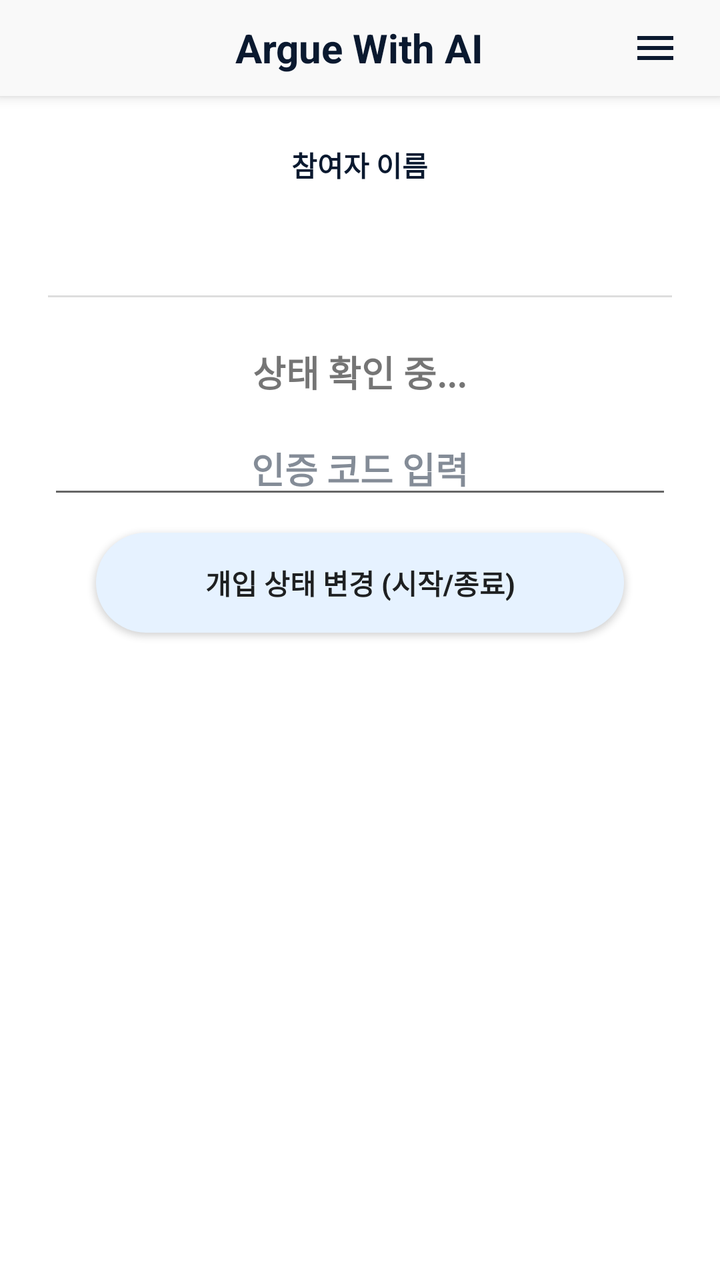
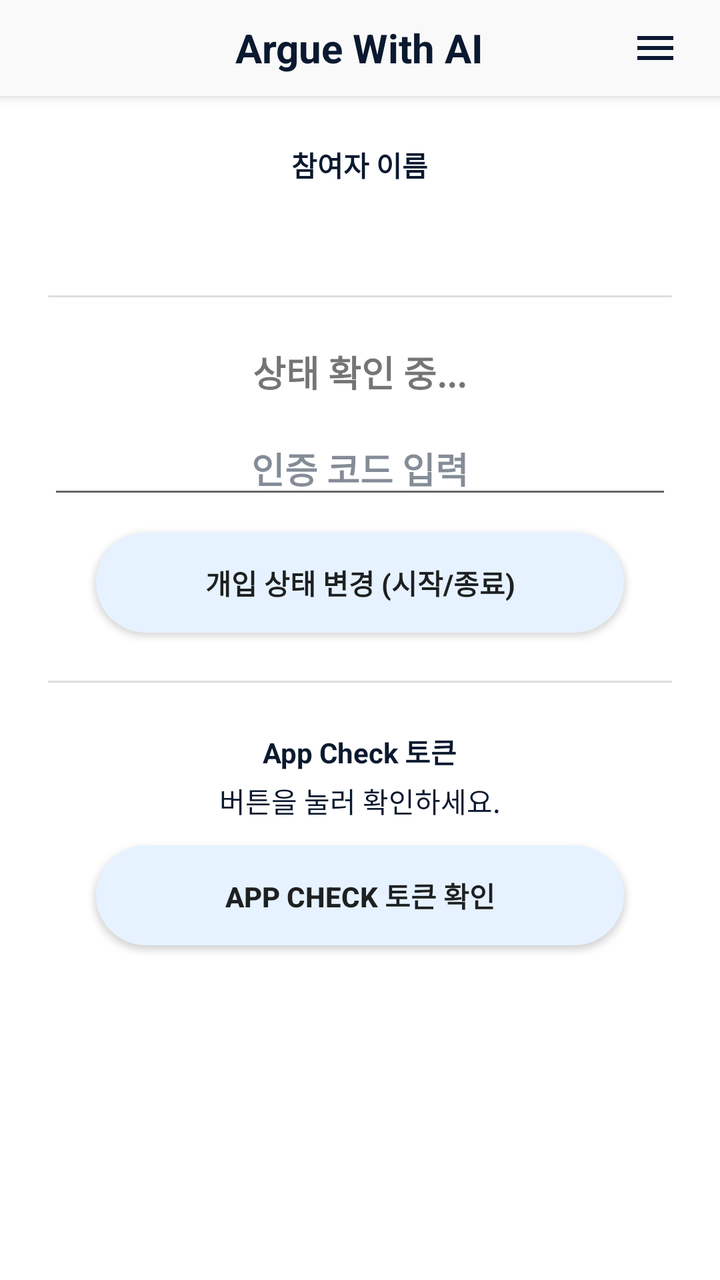

An Android layout rendered at two revisions. The XML below is the earlier revision; the diff shows what the commit changed to produce the second picture.
<!-- AndroidManifest.xml: activity theme Theme.ArgueWithAi -->
<!-- res/layout/activity_main.xml -->
<?xml version="1.0" encoding="utf-8"?>
<LinearLayout xmlns:android="http://schemas.android.com/apk/res/android"
    xmlns:app="http://schemas.android.com/apk/res-auto"
    android:layout_width="match_parent"
    android:layout_height="match_parent"
    android:background="@android:color/white"
    android:fitsSystemWindows="true"
    android:orientation="vertical">

    <RelativeLayout
        android:id="@+id/topBar"
        android:layout_width="match_parent"
        android:layout_height="48dp"
        android:background="#F9F9F9"
        android:elevation="4dp"
        android:paddingHorizontal="16dp">

        <TextView
            android:id="@+id/tvTitle"
            android:layout_width="wrap_content"
            android:layout_height="wrap_content"
            android:layout_centerInParent="true"
            android:text="Argue With AI"
            android:textColor="#0A192F"
            android:textSize="20sp"
            android:textStyle="bold" />
        <ImageButton
            android:id="@+id/btnSettings"
            android:layout_width="48dp"
            android:layout_height="48dp"
            android:layout_centerVertical="true"
            android:layout_alignParentEnd="true"
            android:layout_marginEnd="-8dp"
            android:background="?android:attr/selectableItemBackgroundBorderless"
            android:contentDescription="설정"
            android:padding="12dp"
            android:src="@drawable/ic_hamburger" />
    </RelativeLayout>

    <ScrollView
        android:layout_width="match_parent"
        android:layout_height="0dp"
        android:layout_weight="1"
        android:fillViewport="true">

        <LinearLayout
            android:layout_width="match_parent"
            android:layout_height="wrap_content"
            android:orientation="vertical"
            android:padding="24dp"
            android:gravity="center_horizontal">

            <LinearLayout
                android:layout_width="match_parent"
                android:layout_height="wrap_content"
                android:orientation="vertical"
                android:gravity="center">

                <TextView
                    android:layout_width="wrap_content"
                    android:layout_height="wrap_content"
                    android:text="참여자 이름"
                    android:textStyle="bold"
                    android:textSize="14sp"
                    android:textColor="#0A192F"/>
                <TextView
                    android:id="@+id/tvNameDisplay"
                    android:layout_width="wrap_content"
                    android:layout_height="wrap_content"
                    android:textSize="20sp"
                    android:textStyle="bold"
                    android:layout_marginTop="4dp"/>
            </LinearLayout>

            <View android:layout_width="match_parent" android:layout_height="1dp" android:background="#DDDDDD" android:layout_marginVertical="24dp" />

            <TextView
                android:id="@+id/tvInterventionStatus"
                android:layout_width="wrap_content"
                android:layout_height="wrap_content"
                android:text="상태 확인 중..."
                android:textSize="18sp"
                android:textStyle="bold"
                android:layout_marginBottom="12dp" />
            <EditText
                android:id="@+id/etInterventionCode"
                android:layout_width="match_parent"
                android:layout_height="wrap_content"
                android:hint="인증 코드 입력"
                android:textStyle="bold"
                android:textColorHint="#800A192F"
                android:gravity="center"
                android:layout_marginBottom="12dp" />
            <Button
                android:id="@+id/btnToggleIntervention"
                android:layout_width="match_parent"
                android:layout_height="50dp"
                android:layout_marginHorizontal="24dp"
                android:text="개입 상태 변경 (시작/종료)"
                android:textStyle="bold"
                android:background="@drawable/bg_button_blue"
                app:backgroundTint="@null" />

        </LinearLayout>
    </ScrollView>
</LinearLayout>
<!-- resources referenced by this layout -->
<resources>
  <!-- drawable bg_button_blue (drawable) -->
  <?xml version="1.0" encoding="utf-8"?>
  <shape xmlns:android="http://schemas.android.com/apk/res/android"
      android:shape="rectangle">
      <solid android:color="#E6F2FF" />
      <corners android:radius="50dp" />
  </shape>
  <!-- drawable ic_hamburger (drawable) -->
  <vector xmlns:android="http://schemas.android.com/apk/res/android"
      android:width="24dp"
      android:height="24dp"
      android:viewportWidth="24"
      android:viewportHeight="24"
      android:tint="#0A192F">
      <path
          android:fillColor="#FF000000"
          android:pathData="M3,6h18v2H3z" />
      <path
          android:fillColor="#FF000000"
          android:pathData="M3,11h18v2H3z" />
      <path
          android:fillColor="#FF000000"
          android:pathData="M3,16h18v2H3z" />
  </vector>
  <style name="Theme.ArgueWithAi" parent="android:Theme.Material.Light.NoActionBar" />
</resources>

<!-- the commit's change to res/layout/activity_main.xml (unified diff, before → after) -->
@@ -101,6 +101,36 @@
                 android:background="@drawable/bg_button_blue"
                 app:backgroundTint="@null" />
 
+            <View android:layout_width="match_parent" android:layout_height="1dp" android:background="#DDDDDD" android:layout_marginVertical="24dp" />
+
+            
+            <TextView
+                android:layout_width="wrap_content"
+                android:layout_height="wrap_content"
+                android:text="App Check 토큰"
+                android:textStyle="bold"
+                android:textSize="14sp"
+                android:textColor="#0A192F"/>
+            <TextView
+                android:id="@+id/tvAppCheckStatus"
+                android:layout_width="match_parent"
+                android:layout_height="wrap_content"
+                android:layout_marginTop="4dp"
+                android:gravity="center"
+                android:text="버튼을 눌러 확인하세요."
+                android:textSize="14sp"
+                android:textColor="#0A192F" />
+            <Button
+                android:id="@+id/btnCheckAppCheck"
+                android:layout_width="match_parent"
+                android:layout_height="50dp"
+                android:layout_marginHorizontal="24dp"
+                android:layout_marginTop="12dp"
+                android:text="App Check 토큰 확인"
+                android:textStyle="bold"
+                android:background="@drawable/bg_button_blue"
+                app:backgroundTint="@null" />
+
         </LinearLayout>
     </ScrollView>
 </LinearLayout>
